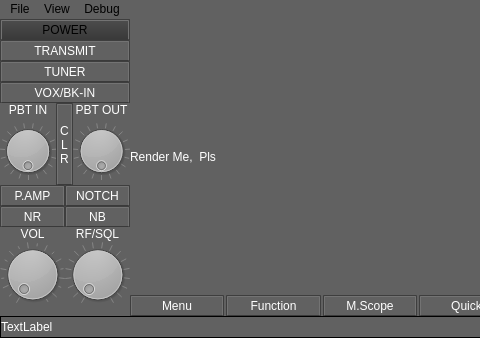
Old version of the form mainwindow.ui in the repository mckaymatthew/rdu3; both pictures show x 0 to 480 and y 0 to 338 of the 844 by 338 pixel window.
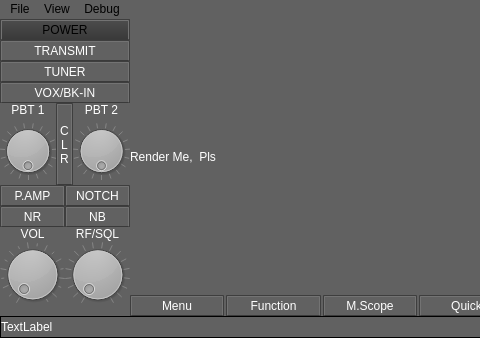
New version of the form. Custom widgets are drawn as their Qt base class.

```diff
--- a/mainwindow.ui
+++ b/mainwindow.ui
@@ -186,7 +186,7 @@
                  <item row="1" column="0">
                   <widget class="QLabel" name="label">
                    <property name="text">
-                    <string>PBT IN</string>
+                    <string>PBT 1</string>
                    </property>
                    <property name="alignment">
                     <set>Qt::AlignCenter</set>
@@ -212,7 +212,7 @@
                  <item row="1" column="2">
                   <widget class="QLabel" name="label_2">
                    <property name="text">
-                    <string>PBT OUT</string>
+                    <string>PBT 2</string>
                    </property>
                    <property name="alignment">
                     <set>Qt::AlignCenter</set>
```
